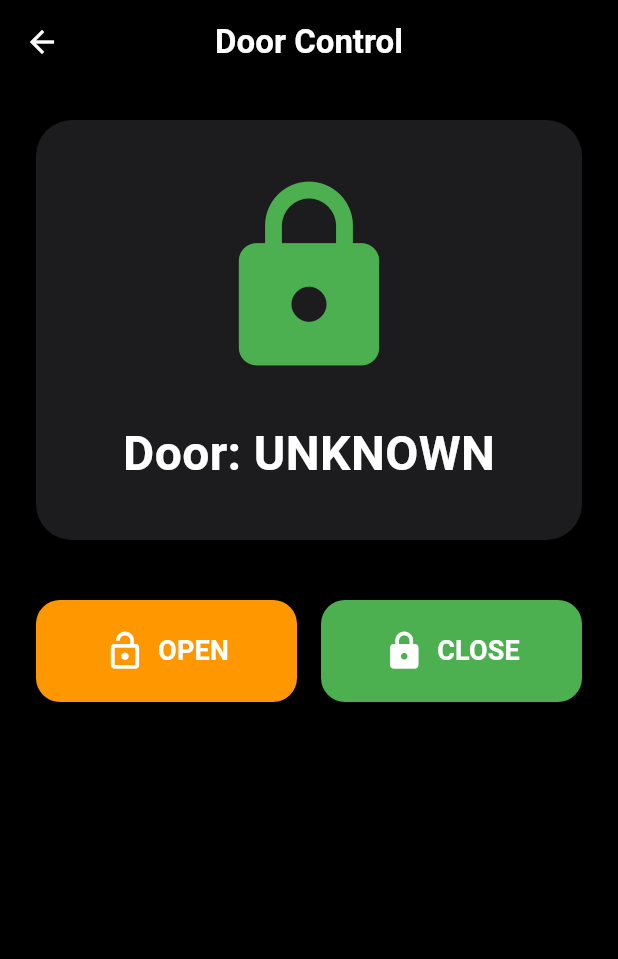
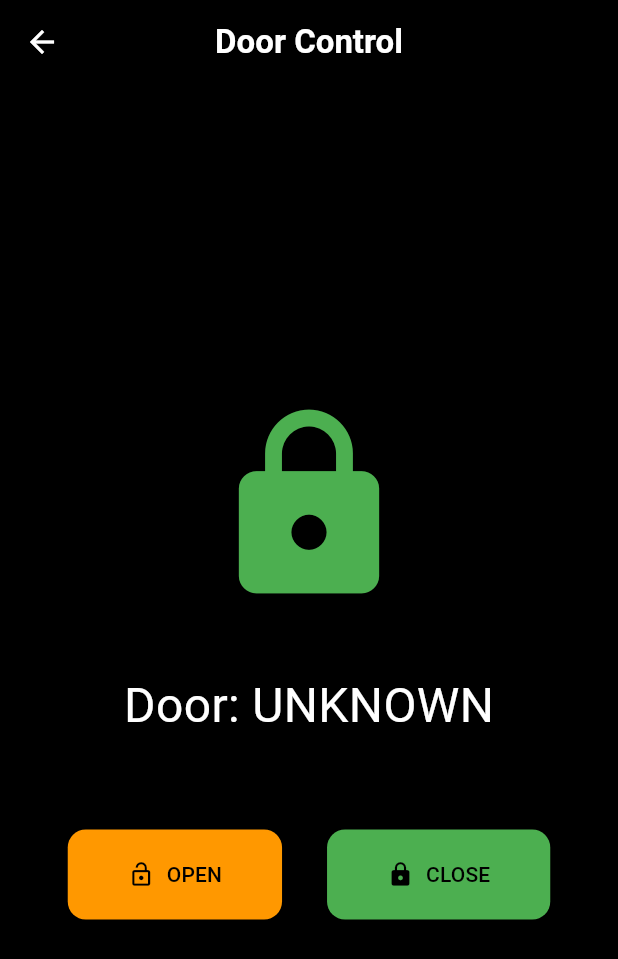
Before and after one commit to Hass090/SmartHomeApp_ELIAS, a Flutter app: the ControlScreen screen opened directly, on a phone screen of 412 x 824 dp. Shown: the top 959 px of the screen. Run offline on Flutter 3.47's test engine with Material 3 defaults, Android fonts, the phone set to English and light mode, and no system bars; our stand-ins replace firebase_core, firebase_messaging, fl_chart, flutter_local_notifications, shared_preferences; missing offline and left inert: mqtt_client; accounts and stored records are empty.

Commit message:
I made the door control page look the same as the light control page.

```diff
--- a/lib/screens/control_screen.dart
+++ b/lib/screens/control_screen.dart
@@ -10,7 +10,6 @@ class ControlScreen extends StatelessWidget {
     return Consumer<MqttService>(
       builder: (context, mqtt, child) {
         final isOpen = mqtt.doorStatus.toLowerCase() == 'open';
-        final doorText = 'Door: ${mqtt.doorStatus.toUpperCase()}';
 
         return Scaffold(
           backgroundColor: Colors.black,
@@ -22,112 +21,54 @@ class ControlScreen extends StatelessWidget {
               onPressed: () => Navigator.pop(context),
             ),
           ),
-          body: SingleChildScrollView(
-            child: Padding(
-              padding: const EdgeInsets.all(24.0),
-              child: Column(
-                children: [
-                  Container(
-                    height: 280,
-                    width: double.infinity,
-                    decoration: BoxDecoration(
-                      color: const Color(0xFF1C1C1E),
-                      borderRadius: BorderRadius.circular(24),
-                    ),
+          body: Center(
             child: Column(
               mainAxisAlignment: MainAxisAlignment.center,
               children: [
-                        AnimatedSwitcher(
-                          duration: const Duration(milliseconds: 400),
-                          transitionBuilder:
-                              (Widget child, Animation<double> animation) {
-                                return ScaleTransition(
-                                  scale: animation,
-                                  child: child,
-                                );
-                              },
-                          child: Icon(
+                Icon(
                   isOpen ? Icons.lock_open : Icons.lock,
-                            key: ValueKey<bool>(isOpen),
                   size: 140,
                   color: isOpen
                       ? const Color.fromRGBO(255, 152, 0, 1)
                       : const Color.fromARGB(255, 76, 175, 80),
                 ),
+                const SizedBox(height: 40),
+                Text(
+                  'Door: ${mqtt.doorStatus.toUpperCase()}',
+                  style: const TextStyle(fontSize: 32, color: Colors.white),
                 ),
-                        const SizedBox(height: 24),
-                        Text(
-                          doorText,
-                          style: const TextStyle(
-                            fontSize: 32,
-                            fontWeight: FontWeight.bold,
-                            color: Colors.white,
-                          ),
-                        ),
-                      ],
-                    ),
-                  ),
-                  const SizedBox(height: 40),
-                  // Buttons
+                const SizedBox(height: 60),
                 Row(
+                  mainAxisAlignment: MainAxisAlignment.center,
                   children: [
-                      Expanded(
-                        child: ElevatedButton.icon(
-                          icon: const Icon(Icons.lock_open, size: 28),
-                          label: const Text(
-                            'OPEN',
-                            style: TextStyle(
-                              fontSize: 18,
-                              fontWeight: FontWeight.bold,
-                            ),
-                          ),
+                    ElevatedButton.icon(
+                      icon: const Icon(Icons.lock_open),
+                      label: const Text('OPEN'),
                       style: ElevatedButton.styleFrom(
-                            backgroundColor: const Color.fromRGBO(
-                              255,
-                              152,
-                              0,
-                              1,
-                            ),
-                            foregroundColor: Colors.white,
-                            padding: const EdgeInsets.symmetric(vertical: 20),
-                            shape: RoundedRectangleBorder(
-                              borderRadius: BorderRadius.circular(16),
+                        backgroundColor: const Color.fromRGBO(255, 152, 0, 1),
+                        padding: const EdgeInsets.symmetric(
+                          horizontal: 40,
+                          vertical: 20,
                         ),
                       ),
                       onPressed: () => mqtt.publishDoorCommand('OPEN'),
                     ),
-                      ),
-                      const SizedBox(width: 16),
-                      Expanded(
-                        child: ElevatedButton.icon(
-                          icon: const Icon(Icons.lock, size: 28),
-                          label: const Text(
-                            'CLOSE',
-                            style: TextStyle(
-                              fontSize: 18,
-                              fontWeight: FontWeight.bold,
-                            ),
-                          ),
+                    const SizedBox(width: 30),
+                    ElevatedButton.icon(
+                      icon: const Icon(Icons.lock),
+                      label: const Text('CLOSE'),
                       style: ElevatedButton.styleFrom(
-                            backgroundColor: const Color.fromARGB(
-                              255,
-                              76,
-                              175,
-                              80,
-                            ),
-                            foregroundColor: Colors.white,
-                            padding: const EdgeInsets.symmetric(vertical: 20),
-                            shape: RoundedRectangleBorder(
-                              borderRadius: BorderRadius.circular(16),
+                        backgroundColor: const Color.fromARGB(255, 76, 175, 80),
+                        padding: const EdgeInsets.symmetric(
+                          horizontal: 40,
+                          vertical: 20,
                         ),
                       ),
                       onPressed: () => mqtt.publishDoorCommand('close'),
                     ),
-                      ),
                   ],
                 ),
               ],
-              ),
             ),
           ),
         );
```
Lines whose indentation alone changed are shown as unchanged.
